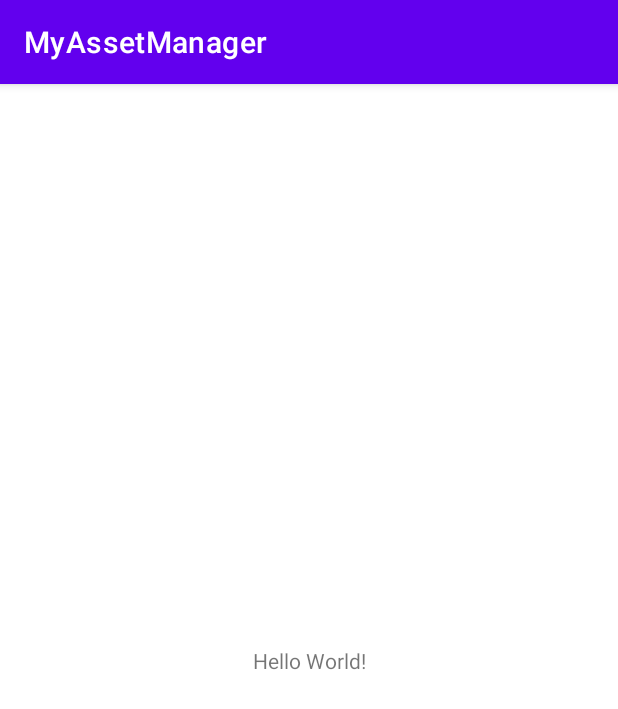
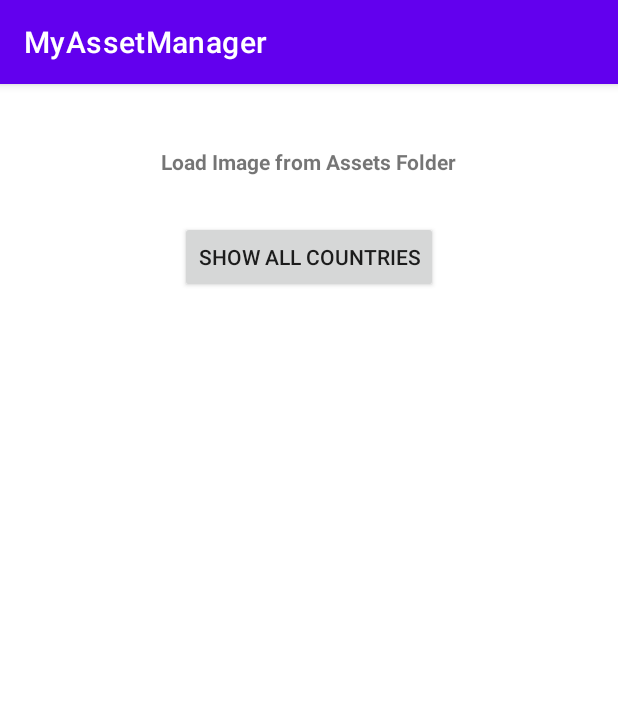
Before and after one commit to ankitmaisuria/MyAssetManager, an Android app: the screen it shows after launch (MainActivity), on a phone screen of 412 x 824 dp. Shown: the top 709 px of the screen. Run offline under Robolectric (Android 15) with nearby library versions, the phone set to English and light mode, and no system bars.

Commit message:
Updated app with AssetManager to get all the images from Assets folder.

```diff
--- a/app/src/main/java/com/example/myassetmanager/MainActivity.java
+++ b/app/src/main/java/com/example/myassetmanager/MainActivity.java
@@ -1,14 +1,73 @@
 package com.example.myassetmanager;
 
 import androidx.appcompat.app.AppCompatActivity;
+import androidx.constraintlayout.widget.ConstraintLayout;
 
+import android.content.res.AssetManager;
+import android.graphics.Bitmap;
+import android.graphics.BitmapFactory;
+import android.graphics.drawable.Drawable;
 import android.os.Bundle;
+import android.util.Log;
+import android.view.View;
+import android.widget.Button;
+import android.widget.ImageView;
+import android.widget.LinearLayout;
+import android.widget.ScrollView;
+import android.app.ActionBar.LayoutParams;
 
-public class MainActivity extends AppCompatActivity {
+import java.io.IOException;
+import java.io.InputStream;
+
+public class MainActivity extends AppCompatActivity implements View.OnClickListener{
+
+    private Button btn1;
+    private Button btn2;
+    private ImageView image;
+    private AssetManager assetManager;
+    private ImageView imageViewByFlag;
+    private LinearLayout myLayout;
 
     @Override
     protected void onCreate(Bundle savedInstanceState) {
         super.onCreate(savedInstanceState);
         setContentView(R.layout.activity_main);
+
+        assetManager = getAssets();
+
+        //btn1 = (Button) findViewById(R.id.btn1);
+        btn2 = (Button) findViewById(R.id.btn2);
+        myLayout = (LinearLayout) findViewById(R.id.mylayout);
+        image = (ImageView) findViewById(R.id.image);
+        btn2.setOnClickListener(this);
+    }
+
+    @Override
+    public void onClick(View v) {
+        if(v.getId() == R.id.btn2){
+            try {
+                String[] imgPath = assetManager.list("flag");
+
+                for(int i = 0; i < imgPath.length; i++){
+                    InputStream is = assetManager.open("flag/"+imgPath[i]);
+                    Log.d("MainActivity",imgPath[i]);
+                    Bitmap bitmap = BitmapFactory.decodeStream(is);
+                    imageViewByFlag = new ImageView(this);
+                    imageViewByFlag.setImageBitmap(bitmap);
+//                    ScrollView scrollView = new ScrollView(this);
+//                    scrollView.setLayoutParams(new LayoutParams(LayoutParams.FILL_PARENT, LayoutParams.FILL_PARENT));
+                    LinearLayout.LayoutParams params = new LinearLayout .LayoutParams(LinearLayout.LayoutParams.WRAP_CONTENT, LinearLayout.LayoutParams.WRAP_CONTENT);
+                    imageViewByFlag.setLayoutParams(params);
+                    imageViewByFlag.getLayoutParams().height = 100;
+                    imageViewByFlag.getLayoutParams().width = 100;
+                    params.setMargins(10,10,10,10);
+                    myLayout.requestLayout();
+
+                    myLayout.addView(imageViewByFlag);
+                }
+            } catch (IOException e) {
+                e.printStackTrace();
+            }
+        }
     }
 }
--- a/app/src/main/res/layout/activity_main.xml
+++ b/app/src/main/res/layout/activity_main.xml
@@ -7,12 +7,54 @@
     tools:context=".MainActivity">
 
     <TextView
+        android:id="@+id/textView"
         android:layout_width="wrap_content"
         android:layout_height="wrap_content"
-        android:text="Hello World!"
-        app:layout_constraintBottom_toBottomOf="parent"
+        android:layout_marginTop="32dp"
+        android:padding="10dp"
+        android:text="@string/AssetManager"
+        android:textStyle="bold"
         app:layout_constraintEnd_toEndOf="parent"
         app:layout_constraintStart_toStartOf="parent"
         app:layout_constraintTop_toTopOf="parent" />
 
+<!--    <Button-->
+<!--        android:layout_width="wrap_content"-->
+<!--        android:layout_height="wrap_content"-->
+<!--        android:id="@+id/btn1"-->
+<!--        android:text="@string/view_image"-->
+<!--        app:layout_constraintStart_toStartOf="parent"-->
+<!--        app:layout_constraintEnd_toEndOf="parent"-->
+<!--        app:layout_constraintTop_toTopOf="parent"-->
+<!--        android:layout_marginTop="100dp"/>-->
+
+    <androidx.appcompat.widget.AppCompatButton
+        android:id="@+id/btn2"
+        android:layout_width="wrap_content"
+        android:layout_height="wrap_content"
+        android:text="@string/show_all_image"
+        app:layout_constraintEnd_toEndOf="parent"
+        app:layout_constraintStart_toStartOf="parent"
+        app:layout_constraintTop_toBottomOf="@id/textView"
+        android:layout_marginTop="20dp"/>
+
+    <LinearLayout
+        android:layout_width="wrap_content"
+        android:layout_height="wrap_content"
+        app:layout_constraintEnd_toEndOf="parent"
+        app:layout_constraintStart_toStartOf="parent"
+        app:layout_constraintTop_toBottomOf="@+id/btn2"
+        android:id="@+id/mylayout"
+        android:orientation="horizontal"></LinearLayout>
+
+    <ImageView
+        android:id="@+id/image"
+        android:layout_width="match_parent"
+        android:layout_height="0dp"
+        android:layout_margin="30dp"
+        app:layout_constraintBottom_toBottomOf="parent"
+        app:layout_constraintEnd_toEndOf="parent"
+        app:layout_constraintStart_toStartOf="parent"
+        app:layout_constraintTop_toBottomOf="@+id/mylayout"/>
+
 </androidx.constraintlayout.widget.ConstraintLayout>
--- a/app/src/main/res/values/strings.xml
+++ b/app/src/main/res/values/strings.xml
@@ -1,3 +1,6 @@
 <resources>
     <string name="app_name">MyAssetManager</string>
+    <string name="AssetManager">Load Image from Assets Folder</string>
+    <string name="view_image">View Country</string>
+    <string name="show_all_image">Show All Countries</string>
 </resources>
```
Also changed, not shown: app/src/main/assets/flag/ad.png (added), app/src/main/assets/flag/ae.png (added), app/src/main/assets/flag/af.png (added), app/src/main/assets/flag/ag.png (added), app/src/main/assets/flag/ai.png (added), app/src/main/assets/flag/al.png (added), app/src/main/assets/flag/am.png (added), app/src/main/assets/flag/ao.png (added), app/src/main/assets/flag/aq.png (added), app/src/main/assets/flag/ar.png (added).
